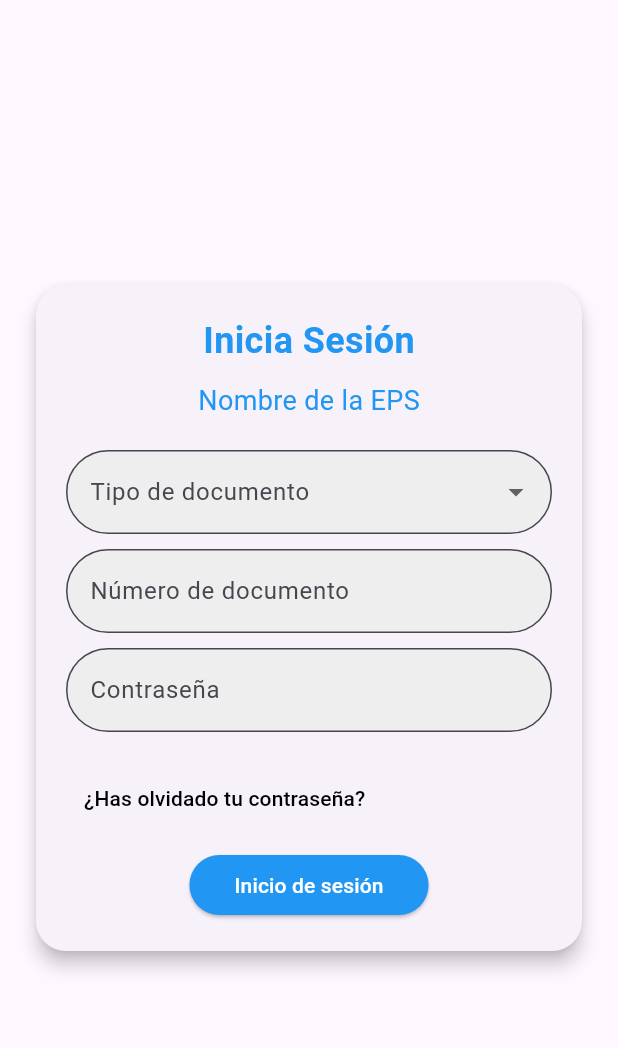
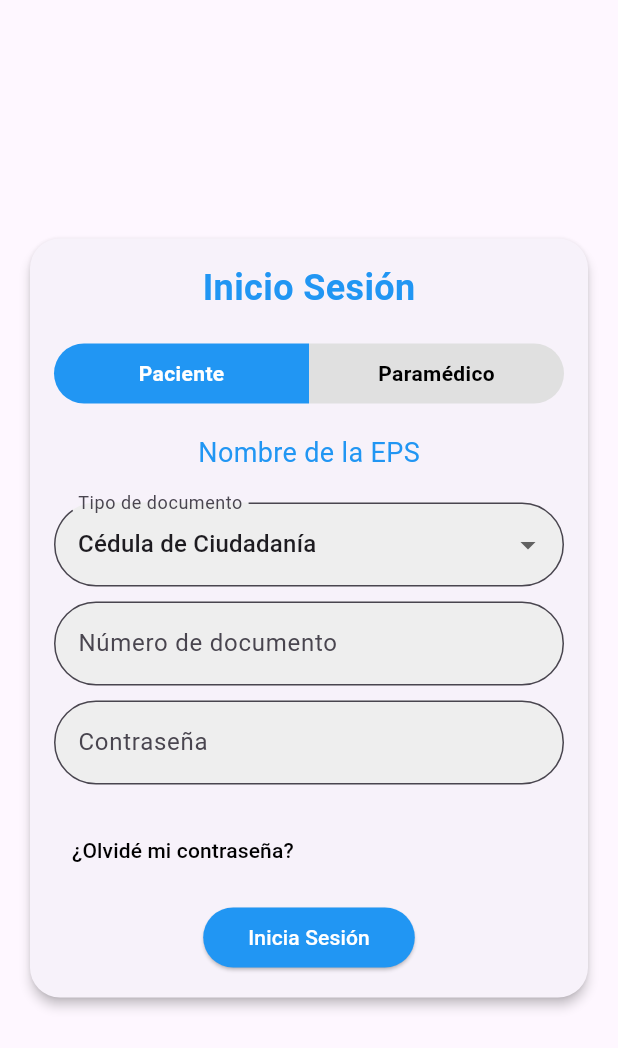
Before and after one commit to emily-machuca-pink/app-mobile-project-grade, a Flutter app: the LoginCard widget shown alone on an empty page, opened directly, on a phone screen of 412 x 824 dp. Shown: the top 1048 px of the screen. Run offline on Flutter 3.47's test engine with Material 3 defaults, Android fonts, the phone set to English and light mode, and no system bars; our stand-ins replace flutter_map, latlong2.

```diff
--- a/mobile_dev/analysis_options.yaml
+++ b/mobile_dev/analysis_options.yaml
@@ -7,6 +7,9 @@
 
 # The following line activates a set of recommended lints for Flutter apps,
 # packages, and plugins designed to encourage good coding practices.
+analyzer:
+  errors:
+    depend_on_referenced_packages: ignore
 include: package:flutter_lints/flutter.yaml
 
 linter:
@@ -23,6 +26,5 @@ linter:
   rules:
     # avoid_print: false  # Uncomment to disable the `avoid_print` rule
     # prefer_single_quotes: true  # Uncomment to enable the `prefer_single_quotes` rule
-
 # Additional information about this file can be found at
 # https://dart.dev/guides/language/analysis-options
--- a/mobile_dev/lib/main.dart
+++ b/mobile_dev/lib/main.dart
@@ -1,8 +1,9 @@
 //
-//  Copyright © 2024 Emily Machuca. All rights reserved.
+//  Copyright © 2025 Proyecto de grado. All rights reserved.
 //
 
 import 'package:flutter/material.dart';
+import 'package:mobile_dev/src/components/map/paramedico_map.dart';
 import 'package:mobile_dev/src/views/views.dart';
 
 void main() {
@@ -15,7 +16,7 @@ class MyApp extends StatelessWidget {
   @override
   Widget build(BuildContext context) {
     return const MaterialApp(
-      home: OnBoardingView(),
+      home: ParamedicHomeView(),
     );
   }
 }
--- a/mobile_dev/lib/src/components/loginCard/login_card.dart
+++ b/mobile_dev/lib/src/components/loginCard/login_card.dart
@@ -1,36 +1,126 @@
 //
-//  Copyright © 2024 Emily Machuca. All rights reserved.
+//  Copyright © 2025 Proyecto de grado. All rights reserved.
 //
 
 import 'package:flutter/material.dart';
 
-class LoginCard extends StatelessWidget {
+enum HospiRoles { paciente, paramedico }
+
+class LoginCard extends StatefulWidget {
   const LoginCard({super.key});
+
+  @override
+  _LoginCardState createState() => _LoginCardState();
+}
+
+class _LoginCardState extends State<LoginCard> {
+  HospiRoles _selectedRole = HospiRoles.paciente;
+  String _selectedDocumentType = 'CC';
 
   @override
   Widget build(BuildContext context) {
     return Padding(
-      padding: const EdgeInsets.all(20.0),
+      padding: const EdgeInsets.all(16.0),
       child: Center(
         child: Card(
           shape: RoundedRectangleBorder(
             borderRadius: BorderRadius.circular(20),
           ),
-          elevation: 5,
+          elevation: 3,
           child: Padding(
-            padding: const EdgeInsets.all(20.0),
+            padding: const EdgeInsets.all(16.0),
             child: Column(
               mainAxisSize: MainAxisSize.min,
               children: [
                 const Text(
-                  'Inicia Sesión',
+                  'Inicio Sesión',
                   style: TextStyle(
                     fontSize: 24,
                     fontWeight: FontWeight.bold,
                     color: Colors.blue,
                   ),
                 ),
-                const SizedBox(height: 10),
+                const SizedBox(height: 20),
+                _buildRoleTabs(),
+                const SizedBox(height: 20),
+                if (_selectedRole == HospiRoles.paciente) _buildPatientForm(),
+                if (_selectedRole == HospiRoles.paramedico) _buildParamedicForm(),
+              ],
+            ),
+          ),
+        ),
+      ),
+    );
+  }
+
+  // Widget para las pestañas de roles
+  Widget _buildRoleTabs() {
+    return Row(
+      children: [
+        Expanded(
+          child: GestureDetector(
+            onTap: () => setState(() => _selectedRole = HospiRoles.paciente),
+            child: Container(
+              padding: const EdgeInsets.symmetric(vertical: 10),
+              decoration: BoxDecoration(
+                color: _selectedRole == HospiRoles.paciente ? Colors.blue : Colors.grey[300],
+                borderRadius: const BorderRadius.only(
+                  topLeft: Radius.circular(20),
+                  bottomLeft: Radius.circular(20),
+                ),
+              ),
+              alignment: Alignment.center,
+              child: Text(
+                'Paciente',
+                style: TextStyle(
+                  color: _selectedRole == HospiRoles.paciente ? Colors.white : Colors.black,
+                  fontWeight: FontWeight.bold,
+                ),
+              ),
+            ),
+          ),
+        ),
+        Expanded(
+          child: GestureDetector(
+            onTap: () => setState(() => _selectedRole = HospiRoles.paramedico),
+            child: Container(
+              padding: const EdgeInsets.symmetric(vertical: 10),
+              decoration: BoxDecoration(
+                color: _selectedRole == HospiRoles.paramedico ? Colors.red : Colors.grey[300],
+                borderRadius: const BorderRadius.only(
+                  topRight: Radius.circular(20),
+                  bottomRight: Radius.circular(20),
+                ),
+              ),
+              alignment: Alignment.center,
+              child: Text(
+                'Paramédico',
+                style: TextStyle(
+                  color: _selectedRole == HospiRoles.paramedico ? Colors.white : Colors.black,
+                  fontWeight: FontWeight.bold,
+                ),
+              ),
+            ),
+          ),
+        ),
+      ],
+    );
+  }
+
+  // Formulario para Paciente
+  Widget _buildPatientForm() {
+    return _buildPatientFormContent();
+  }
+
+  // Formulario para Paramédico
+  Widget _buildParamedicForm() {
+    return _buildParamedicFormContent();
+  }
+
+  // Formulario para Paciente
+  Widget _buildPatientFormContent() {
+    return Column(
+      children: [
         const Text(
           'Nombre de la EPS',
           style: TextStyle(
@@ -50,7 +140,7 @@ class LoginCard extends StatelessWidget {
           child: TextButton(
             onPressed: () {},
             child: const Text(
-                      '¿Has olvidado tu contraseña?',
+              '¿Olvidé mi contraseña?',
               style: TextStyle(color: Colors.black),
             ),
           ),
@@ -66,15 +156,56 @@ class LoginCard extends StatelessWidget {
             ),
           ),
           child: const Text(
-                    'Inicio de sesión',
+            'Inicia Sesión',
             style: TextStyle(color: Colors.white),
           ),
         ),
       ],
+    );
+  }
+
+  // Formulario para Paramédico
+  Widget _buildParamedicFormContent() {
+    return Column(
+      children: [
+        const Text(
+          'Nombre de la EPS',
+          style: TextStyle(
+            fontSize: 18,
+            color: Colors.blue,
+          ),
+        ),
+        const SizedBox(height: 20),
+        _buildTextField('Número de documento'),
+        const SizedBox(height: 10),
+        _buildTextField('Código de verificación', isPassword: true),
+        const SizedBox(height: 20),
+        Align(
+          alignment: Alignment.centerLeft,
+          child: TextButton(
+            onPressed: () {},
+            child: const Text(
+              '¿Olvidé mi contraseña?',
+              style: TextStyle(color: Colors.black),
             ),
           ),
         ),
+        const SizedBox(height: 10),
+        ElevatedButton(
+          onPressed: () {},
+          style: ElevatedButton.styleFrom(
+            backgroundColor: Colors.red,
+            padding: const EdgeInsets.symmetric(
+              horizontal: 30,
+              vertical: 10,
             ),
+          ),
+          child: const Text(
+            'Inicia Sesión',
+            style: TextStyle(color: Colors.white),
+          ),
+        ),
+      ],
     );
   }
 
@@ -88,12 +219,17 @@ class LoginCard extends StatelessWidget {
         filled: true,
         fillColor: Colors.grey[200],
       ),
+      value: _selectedDocumentType,
       items: const [
         DropdownMenuItem(value: 'CC', child: Text('Cédula de Ciudadanía')),
         DropdownMenuItem(value: 'TI', child: Text('Tarjeta de Identidad')),
         DropdownMenuItem(value: 'PP', child: Text('Pasaporte')),
       ],
-      onChanged: (value) {},
+      onChanged: (value) {
+        setState(() {
+          _selectedDocumentType = value ?? 'CC';
+        });
+      },
     );
   }
 
--- a/mobile_dev/lib/src/views/signin/sign_in_view.dart
+++ b/mobile_dev/lib/src/views/signin/sign_in_view.dart
@@ -1,5 +1,5 @@
 //
-//  Copyright © 2024 Emily Machuca. All rights reserved.
+//  Copyright © 2025 Proyecto de grado. All rights reserved.
 //
 
 import 'package:flutter/material.dart';
--- a/mobile_dev/pubspec.yaml
+++ b/mobile_dev/pubspec.yaml
@@ -1,6 +1,6 @@
 name: mobile_dev
 description: "A new Flutter project."
-publish_to: 'none'
+publish_to: "none"
 
 version: 1.0.0+1
 
@@ -12,6 +12,8 @@ dependencies:
     sdk: flutter
 
   cupertino_icons: ^1.0.8
+  flutter_map: ^7.0.2
+  latlong2: ^0.9.1
 
 dev_dependencies:
   flutter_test:
```
Also changed, not shown: mobile_dev/lib/src/components/emergency/bottom_emergency.dart (added, +89 -0 lines), mobile_dev/lib/src/components/map/paramedico_map.dart (added, +126 -0 lines), mobile_dev/lib/src/views/patient_profile/patient_profile.dart (added, +233 -0 lines), mobile_dev/pubspec.lock. Lines whose indentation alone changed are shown as unchanged.
